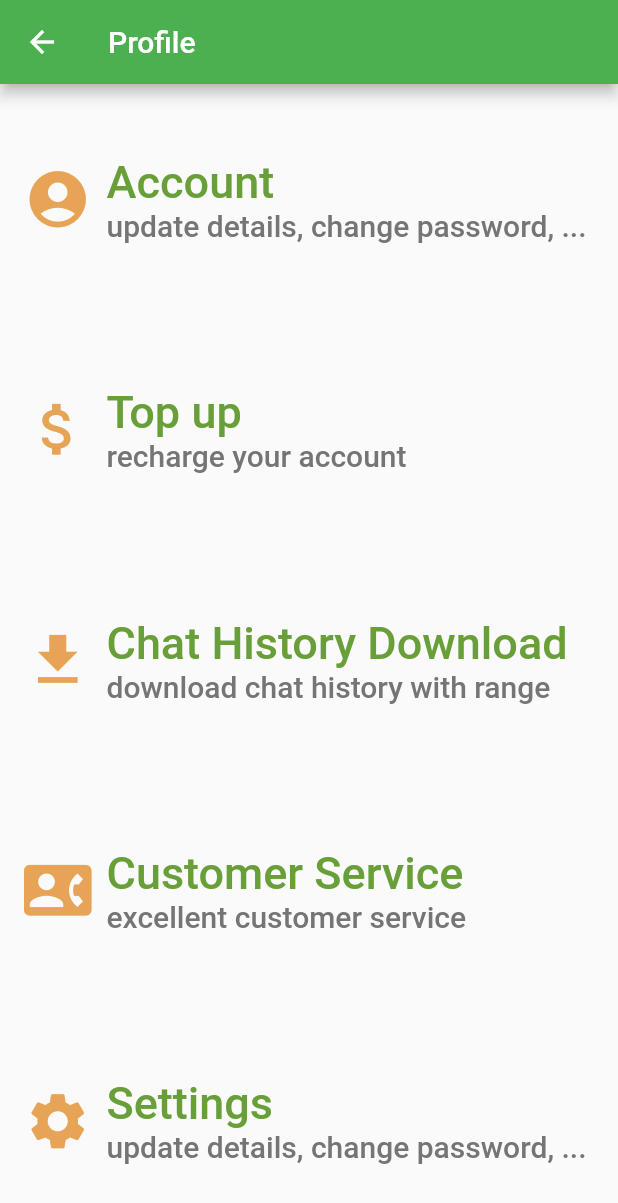
After one commit to zexes/flash_chat, a Flutter app: the ProfileScreen screen opened by its route, on a phone screen of 412 x 824 dp. The commit adds this screen. Shown: the top 1203 px of the screen. Run offline on Flutter 3.47's test engine with Material 2 defaults, Android fonts, the light colour scheme and no system bars; our stand-ins replace animated_text_kit, cloud_firestore, firebase_auth, modal_progress_hud, rflutter_alert; missing offline and left inert: emoji_picker; accounts and stored records are empty.

Commit message:
snackbar, sidebar and profile(side bar) implemented closes #28, closes #29

```diff
--- a/lib/main.dart
+++ b/lib/main.dart
@@ -1,9 +1,12 @@
+import 'package:flash_chat/screens/home_screen.dart';
 import 'package:flash_chat/screens/password_reset.dart';
 import 'package:flutter/material.dart';
 import 'package:flash_chat/screens/welcome_screen.dart';
 import 'package:flash_chat/screens/login_screen.dart';
 import 'package:flash_chat/screens/registration_screen.dart';
 import 'package:flash_chat/screens/chat_screen.dart';
+
+import 'screens/profile_screen.dart';
 
 void main() => runApp(FlashChat());
 
@@ -14,10 +17,12 @@ class FlashChat extends StatelessWidget {
       initialRoute: WelcomeScreen.id,
       routes: {
         WelcomeScreen.id: (context) => WelcomeScreen(),
+        HomeScreen.id: (context) => HomeScreen(),
         LoginScreen.id: (context) => LoginScreen(),
         RegistrationScreen.id: (context) => RegistrationScreen(),
         ChatScreen.id: (context) => ChatScreen(),
         PasswordResetScreen.id: (context) => PasswordResetScreen(),
+        ProfileScreen.id: (context) => ProfileScreen(),
       },
     );
   }
--- /dev/null
+++ b/lib/screens/profile_screen.dart
@@ -0,0 +1,95 @@
+import 'package:flutter/material.dart';
+
+class ProfileScreen extends StatelessWidget {
+  static String id = 'profile_screen';
+  @override
+  Widget build(BuildContext context) {
+    return Scaffold(
+      appBar: AppBar(
+        title: Text('Profile'),
+        backgroundColor: Color(0xFF4CAF50),
+      ),
+      body: Column(
+        mainAxisAlignment: MainAxisAlignment.spaceAround,
+        crossAxisAlignment: CrossAxisAlignment.start,
+        children: <Widget>[
+          ProfileButton(
+            icon: Icons.account_circle,
+            label: 'Account',
+            description: 'update details, change password, ...',
+            onPressed: () {},
+          ),
+          ProfileButton(
+            icon: Icons.attach_money,
+            label: 'Top up',
+            description: 'recharge your account',
+            onPressed: () {},
+          ),
+          ProfileButton(
+            icon: Icons.file_download,
+            label: 'Chat History Download',
+            description: 'download chat history with range',
+            onPressed: () {},
+          ),
+          ProfileButton(
+            icon: Icons.contact_phone,
+            label: 'Customer Service',
+            description: 'excellent customer service',
+            onPressed: () {},
+          ),
+          ProfileButton(
+            icon: Icons.settings,
+            label: 'Settings',
+            description: 'update details, change password, ...',
+            onPressed: () {},
+          ),
+        ],
+      ),
+    );
+  }
+}
+
+class ProfileButton extends StatelessWidget {
+  final IconData icon;
+  final String label;
+  final String description;
+  final Function onPressed;
+
+  const ProfileButton(
+      {@required this.icon,
+      @required this.label,
+      @required this.description,
+      @required this.onPressed});
+
+  @override
+  Widget build(BuildContext context) {
+    return FlatButton(
+      child: Row(
+        children: <Widget>[
+          Icon(
+            icon,
+            size: 45.0,
+            color: Color(0xFFE8A456),
+          ),
+          SizedBox(
+            width: 10.0,
+          ),
+          Column(
+            crossAxisAlignment: CrossAxisAlignment.start,
+            children: <Widget>[
+              Text(
+                label,
+                style: TextStyle(fontSize: 30.0, color: Color(0xFF689F38)),
+              ),
+              Text(
+                description,
+                style: TextStyle(fontSize: 20.0, color: Color(0xFF757575)),
+              )
+            ],
+          )
+        ],
+      ),
+      onPressed: onPressed,
+    );
+  }
+}
--- a/lib/utility/constants.dart
+++ b/lib/utility/constants.dart
@@ -36,3 +36,6 @@ const kTextFieldDecoration = InputDecoration(
 
 const kLoginText = TextStyle(
     fontSize: 18.0, color: Colors.blueAccent, fontStyle: FontStyle.italic);
+
+const kSideMenu = TextStyle(
+    fontWeight: FontWeight.bold, color: Colors.lightBlueAccent, fontSize: 18.0);
```
Also changed, not shown: lib/authentication/auth.dart (+7 -7 lines), lib/component/side_menu.dart (added, +73 -0 lines), lib/screens/chat_screen.dart (+2 -10 lines), lib/screens/home_screen.dart (added, +50 -0 lines), lib/utility/alert_error.dart (+7 -2 lines), images/nature.jpg (added).
